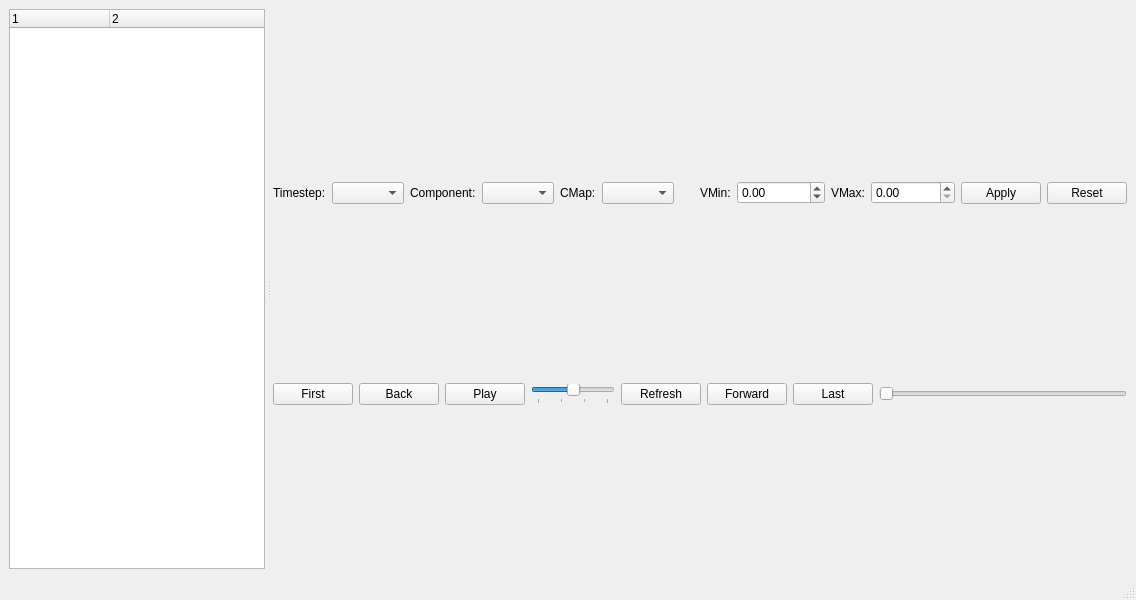
Above: xanespy/qt_frame_window.ui from canismarko/xanespy before the change. Below: the same form after it.
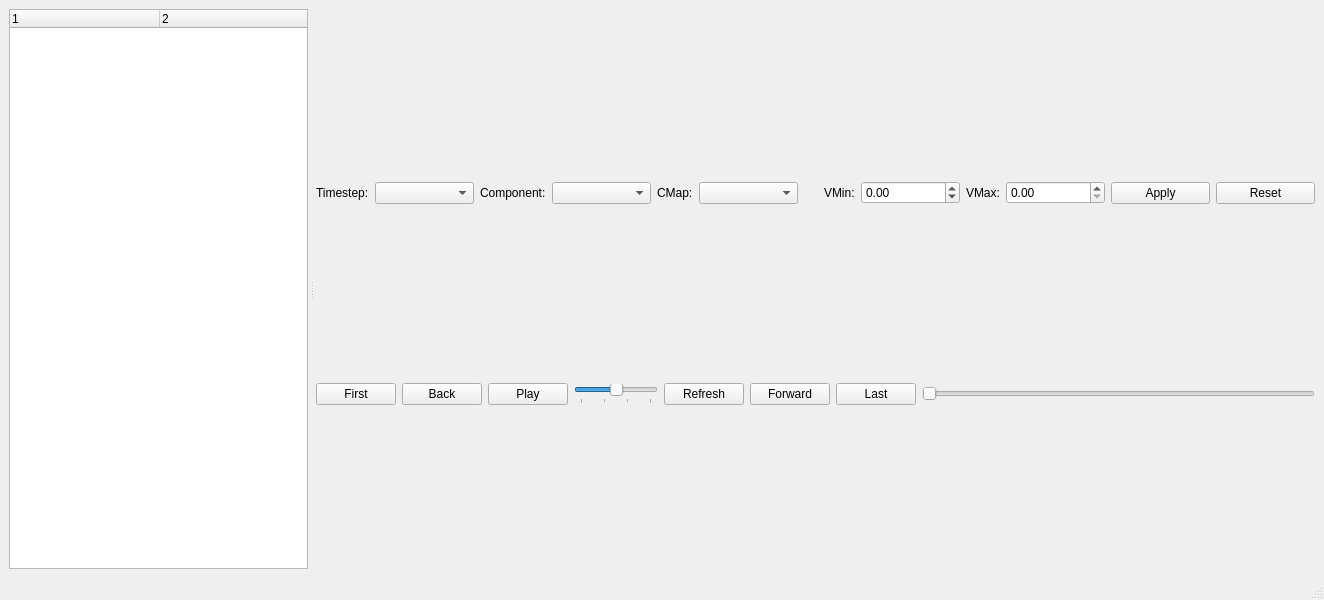
That is the form after the change. Icons and pictures are not drawn.

Patch:
```diff
--- a/xanespy/qt_frame_window.ui
+++ b/xanespy/qt_frame_window.ui
@@ -6,7 +6,7 @@
    <rect>
     <x>0</x>
     <y>0</y>
-    <width>975</width>
+    <width>1324</width>
     <height>600</height>
    </rect>
   </property>
@@ -57,11 +57,8 @@
        <property name="columnCount">
         <number>2</number>
        </property>
-       <attribute name="headerCascadingSectionResizes">
-        <bool>false</bool>
-       </attribute>
-       <attribute name="headerShowSortIndicator" stdset="0">
-        <bool>false</bool>
+       <attribute name="headerDefaultSectionSize">
+        <number>150</number>
        </attribute>
        <column>
         <property name="text">
@@ -74,7 +71,7 @@
         </property>
        </column>
       </widget>
-      <widget class="QWidget" name="">
+      <widget class="QWidget" name="layoutWidget">
        <layout class="QVBoxLayout" name="mainLayout">
         <property name="sizeConstraint">
          <enum>QLayout::SetDefaultConstraint</enum>
```
Left out of the diff: 26 changed lines with no effect on the pictures.
